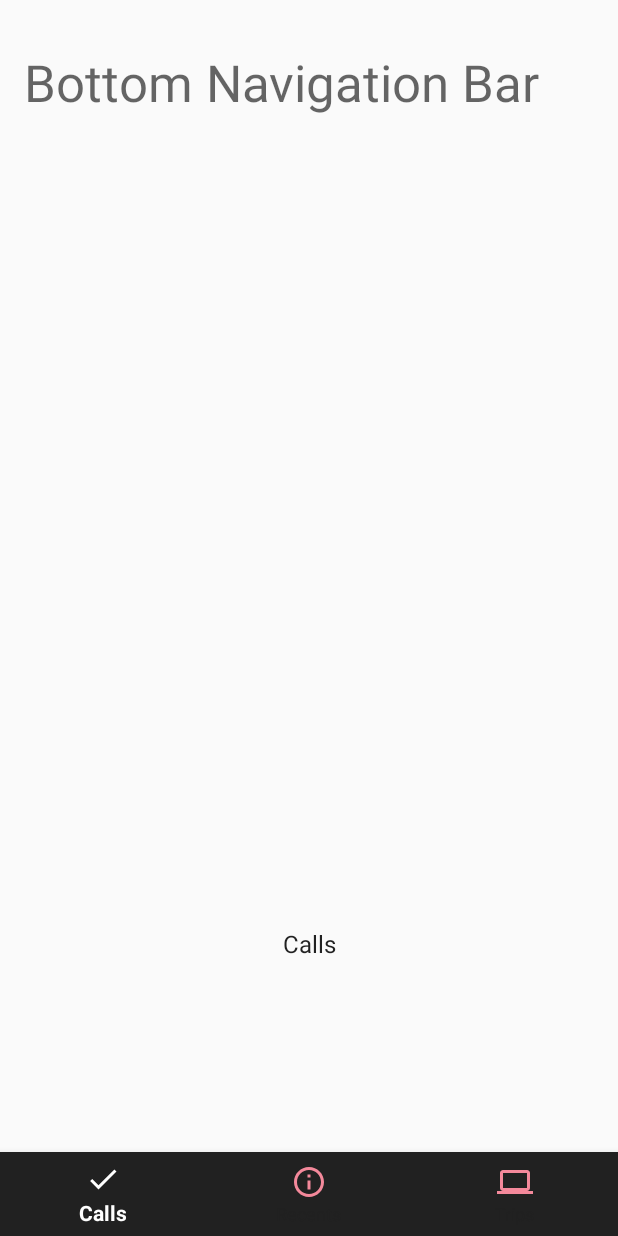
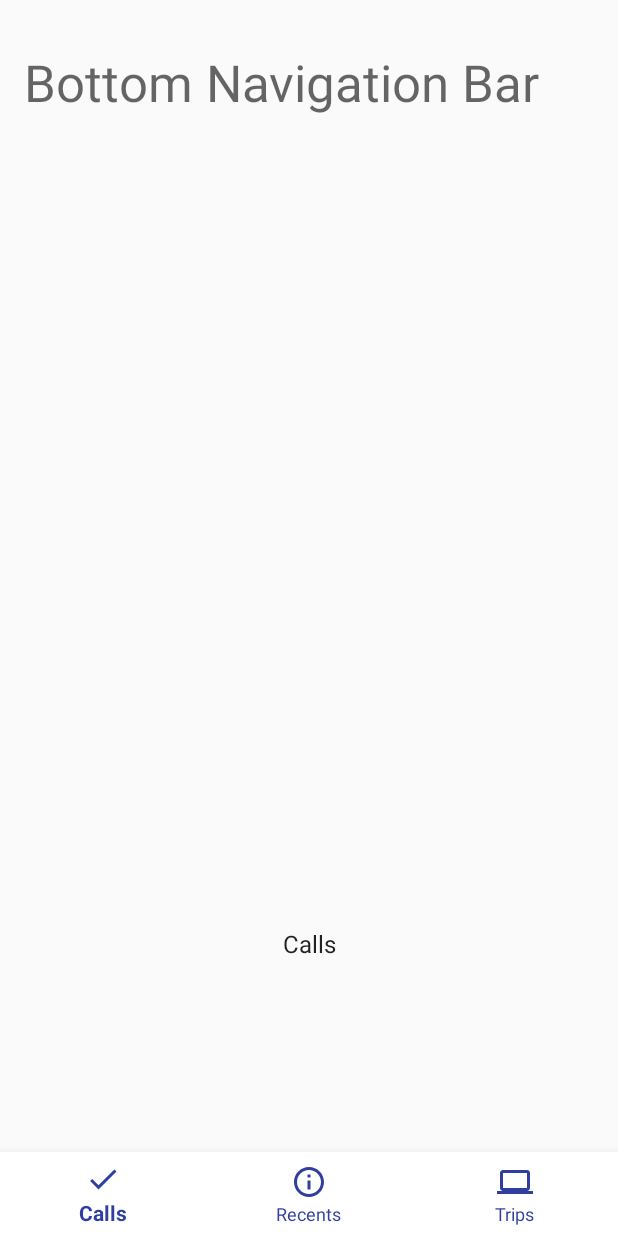
Before and after one commit to kin7274/Diabetes_needle, an Android app: the BottomBarActivity screen opened directly, with no data from a screen before it, on a phone screen of 412 x 824 dp. Run offline under Robolectric (Android 15) with nearby library versions, the phone set to English and light mode, and no system bars; Roboto replaces fonts that are not available here.

Commit message:
1111 1543
1111 1543

```diff
--- a/MMK/app/src/main/res/drawable-v24/selector_bottombar_item.xml
+++ b/MMK/app/src/main/res/drawable-v24/selector_bottombar_item.xml
@@ -1,6 +1,6 @@
 <?xml version="1.0" encoding="utf-8"?>
 <selector xmlns:android="http://schemas.android.com/apk/res/android">
-    <item android:color="?attr/colorPrimaryDark" android:state_enabled="false"/>
-    <item android:color="@android:color/white" android:state_checked="true"/>
-    <item android:color="@color/ella_page_background"/>
+    <item android:color="@color/ergo_colorPrimaryDark" android:state_enabled="false"/>
+    <item android:color="@color/ergo_colorPrimaryDark" android:state_checked="true"/>
+    <item android:color="@color/ergo_colorPrimaryDark"/>
 </selector>
--- a/MMK/app/src/main/res/drawable-v24/selector_bottombar_text.xml
+++ b/MMK/app/src/main/res/drawable-v24/selector_bottombar_text.xml
@@ -1,6 +1,6 @@
 <?xml version="1.0" encoding="utf-8"?>
 <selector xmlns:android="http://schemas.android.com/apk/res/android">
-    <item android:color="?attr/colorPrimaryDark" android:state_enabled="false"/>
-    <item android:color="@android:color/white" android:state_checked="true"/>
-    <item android:color="?attr/colorPrimary"/>
+    <item android:color="@color/ergo_colorPrimaryDark" android:state_enabled="false"/>
+    <item android:color="@color/ergo_colorPrimaryDark" android:state_checked="true"/>
+    <item android:color="@color/ergo_colorPrimaryDark"/>
 </selector>
--- a/MMK/app/src/main/res/layout/activity_bottom_bar.xml
+++ b/MMK/app/src/main/res/layout/activity_bottom_bar.xml
@@ -19,7 +19,7 @@
         android:layout_width="match_parent"
         android:layout_height="wrap_content"
         android:layout_gravity="bottom"
-        app:itemBackground="?attr/colorPrimary"
+        app:itemBackground="@color/white"
         app:itemIconTint="@drawable/selector_bottombar_item"
         app:itemTextColor="@drawable/selector_bottombar_text"
         app:menu="@menu/bottombar_menu"/>
```
